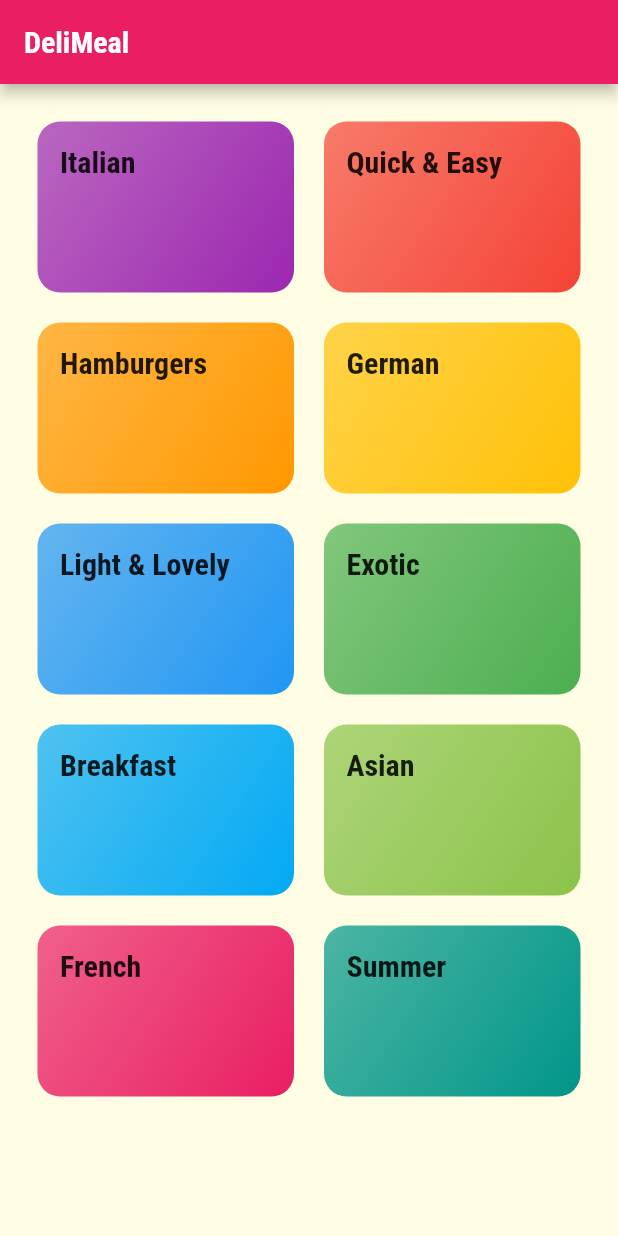
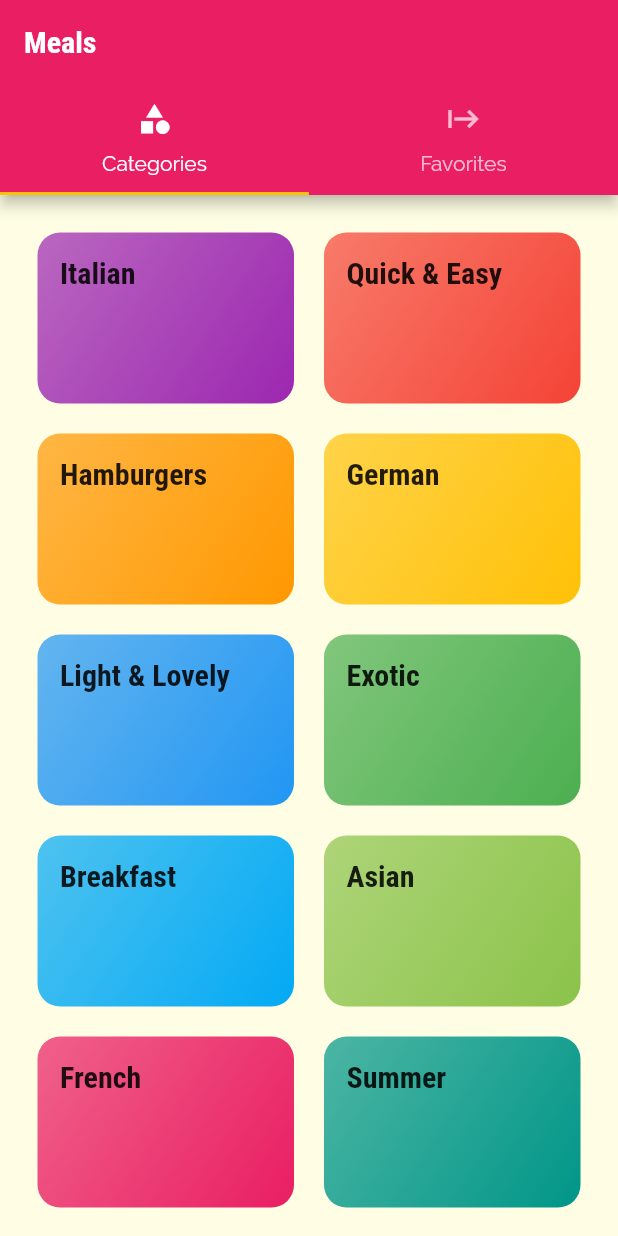
Before and after one commit to oNora/flutter-playground, a Flutter app: the screen it shows after launch, on a phone screen of 412 x 824 dp. Run offline on Flutter 3.47's test engine with Material 2 defaults, Android fonts, the phone set to English and light mode, and no system bars.

Commit message:
first way to add tab bar in a app

```diff
--- a/meals_app/lib/main.dart
+++ b/meals_app/lib/main.dart
@@ -1,5 +1,6 @@
 import 'package:flutter/material.dart';
 
+import './screens/tabs_screen.dart';
 import './screens/categories_screem.dart';
 import './screens/category_meals_creen.dart';
 import './screens/meal_detail_screen.dart';
@@ -28,7 +29,7 @@ class MyApp extends StatelessWidget {
       ),
       // home: CategoriesScreen(),
       routes: {
-        '/': (ctx) => CategoriesScreen(), // second way to set the home route
+        '/': (ctx) => TabsScreen(), // second way to set the home route
         CategoryMealsScreen.routeName: (ctx) => CategoryMealsScreen(),
         MealDetailScreen.routName: (ctx) => MealDetailScreen(),
       },
--- a/meals_app/lib/screens/categories_screem.dart
+++ b/meals_app/lib/screens/categories_screem.dart
@@ -8,9 +8,7 @@ class CategoriesScreen extends StatelessWidget {
 
   @override
   Widget build(BuildContext context) {
-    return Scaffold(
-      appBar: AppBar(title: const Text('DeliMeal')),
-      body: GridView(
+    return GridView(
       padding: const EdgeInsets.all(25),
       children: DUMMY_CATEGORIES
           .map((catData) => CategoryItem(
@@ -25,7 +23,6 @@ class CategoriesScreen extends StatelessWidget {
         crossAxisSpacing: 20,
         mainAxisSpacing: 20,
       ),
-      ),
     );
   }
 }
--- /dev/null
+++ b/meals_app/lib/screens/favorites_screen.dart
@@ -0,0 +1,10 @@
+import 'package:flutter/material.dart';
+
+class FavoritesScreen extends StatelessWidget {
+  @override
+  Widget build(BuildContext context) {
+    return Center(
+      child: Text('Favorites'),
+    );
+  }
+}
--- /dev/null
+++ b/meals_app/lib/screens/tabs_screen.dart
@@ -0,0 +1,33 @@
+import 'package:flutter/material.dart';
+import './categories_screem.dart';
+import './favorites_screen.dart';
+
+class TabsScreen extends StatefulWidget {
+  @override
+  _TabsScreenState createState() => _TabsScreenState();
+}
+
+class _TabsScreenState extends State<TabsScreen> {
+  @override
+  Widget build(BuildContext context) {
+    return DefaultTabController(
+        length: 2,
+        child: Scaffold(
+          appBar: AppBar(
+            title: Text('Meals'),
+            bottom: TabBar(
+              tabs: <Widget>[
+                Tab(icon: Icon(Icons.category), text: 'Categories'),
+                Tab(icon: Icon(Icons.start), text: 'Favorites'),
+              ],
+            ),
+          ),
+          body: TabBarView(
+            children: <Widget>[
+              CategoriesScreen(),
+              FavoritesScreen(),
+            ],
+          ),
+        ));
+  }
+}
```
Lines whose indentation alone changed are shown as unchanged.
